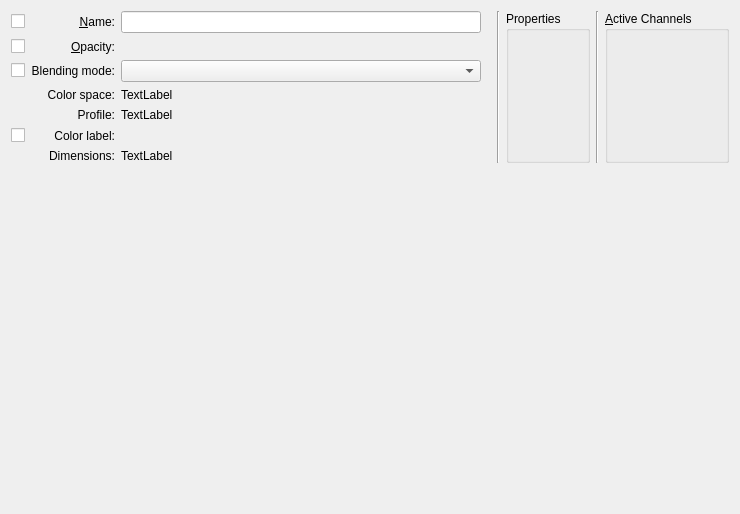
Qt form libs/ui/forms/wdglayerproperties.ui (KDE/krita) before a commit.
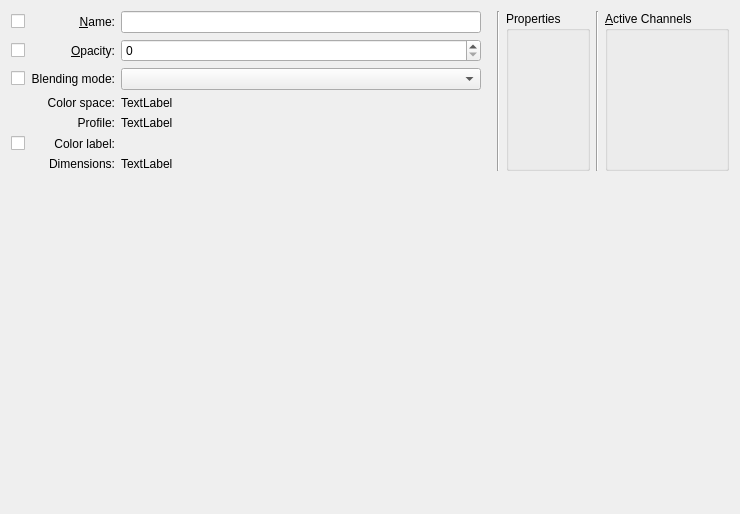
The same form after that commit. Custom widgets are drawn as their Qt base class.

Commit message:
ui: Fix Designer not rendering KisSliderSpinBox as QSpinBox
Part-of: <https://invent.kde.org/graphics/krita/-/merge_requests/1742>

What changed in the file:
```diff
--- a/libs/ui/forms/wdglayerproperties.ui
+++ b/libs/ui/forms/wdglayerproperties.ui
@@ -288,7 +288,7 @@
  <customwidgets>
   <customwidget>
    <class>KisSliderSpinBox</class>
-   <extends>QWidget</extends>
+   <extends>QSpinBox</extends>
    <header location="global">kis_slider_spin_box.h</header>
    <container>1</container>
   </customwidget>
```
The commit also changes 45 other files.
